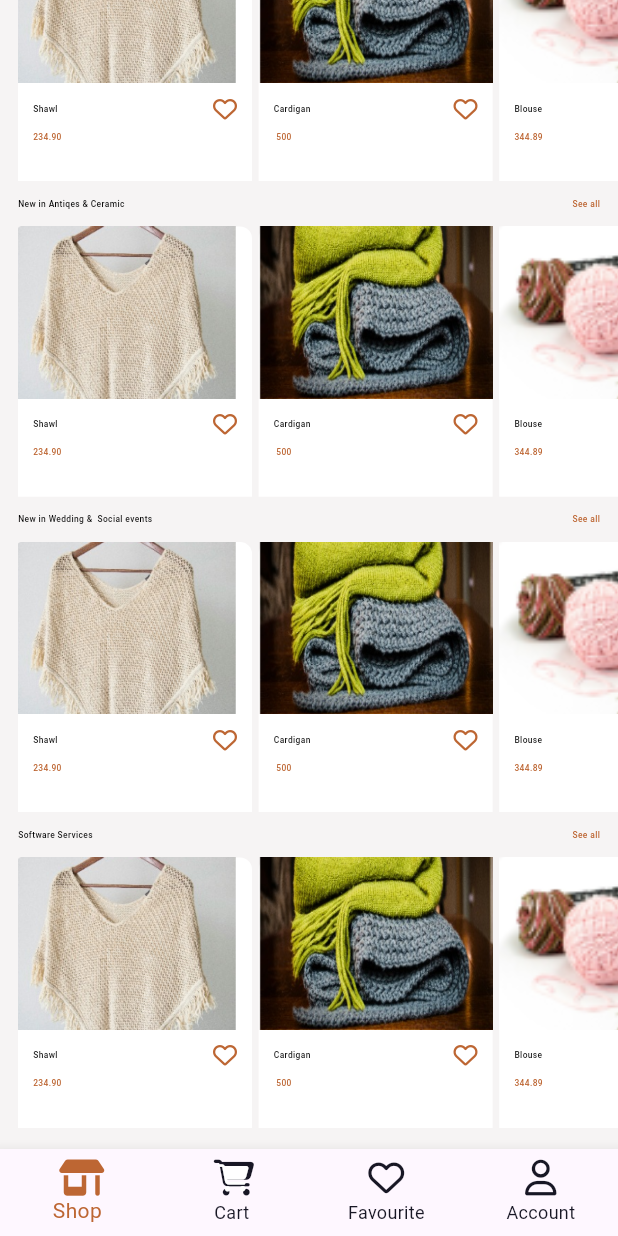
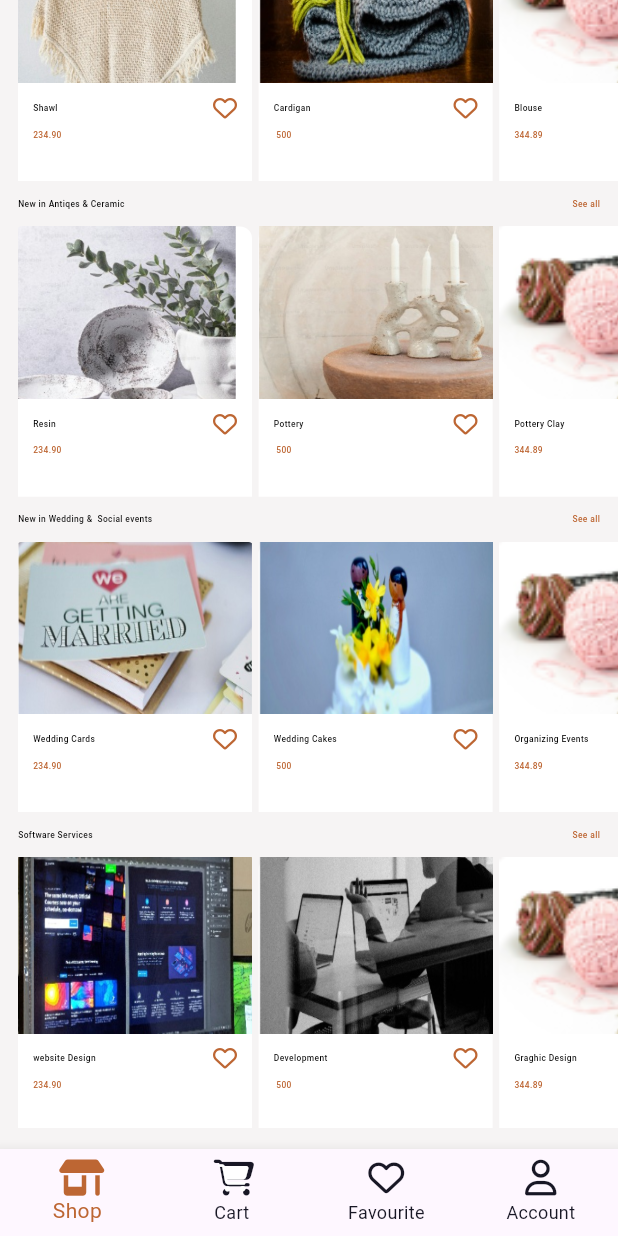
Before and after one commit to dragoncoder11/task, a Flutter app: the screen it shows after launch, scrolled down 867 dp, on a phone screen of 412 x 824 dp. Run offline on Flutter 3.47's test engine with Material 3 defaults, Android fonts, the phone set to English and light mode, and no system bars; our stand-ins replace flutter_screenutil, font_awesome_flutter.

Commit message:
make group of this list view and make time row

```diff
--- /dev/null
+++ b/task/lib/features/home/ui/widgets/custom_grouped_list_view.dart
@@ -0,0 +1,45 @@
+import 'package:flutter/material.dart';
+import 'package:flutter_screenutil/flutter_screenutil.dart';
+import 'package:task/core/helper/spacing.dart';
+
+import 'custom_see_all_row.dart';
+import 'fifth_item_list_view.dart';
+import 'fourth_item_list_view.dart';
+import 'second_item_list_view.dart';
+import 'six_item_list_view.dart';
+import 'third_item_list_view.dart';
+
+class CustomGroupedListView extends StatelessWidget {
+  const CustomGroupedListView({super.key});
+
+  @override
+  Widget build(BuildContext context) {
+    return Column(
+      children: [
+        verticalSpace(50.h),
+                    const CustomSeeAllRow(title: 'New in Bags & watches'),
+                    verticalSpace(50.h),
+                    SecondItemListView(),
+                    verticalSpace(50.h),
+                    const CustomSeeAllRow(
+                      title: 'New in Crochet Clothes',
+                    ),
+                    verticalSpace(50.h),
+                    ThirdItemListView(),
+                    verticalSpace(50.h),
+                    const CustomSeeAllRow(title: 'New in Antiqes & Ceramic'),
+                    verticalSpace(50.h),
+                    FourthItemListView(),
+                    verticalSpace(50.h),
+                    const CustomSeeAllRow(
+                        title: 'New in Wedding &  Social events '),
+                    verticalSpace(50.h),
+                    FifthItemListView(),
+                    verticalSpace(50.h),
+                    const CustomSeeAllRow(title: 'Software Services'),
+                    verticalSpace(50.h),
+                    SixItemListView(),
+      ],
+    );
+  }
+}
--- a/task/lib/features/home/ui/widgets/custom_horizental_item.dart
+++ b/task/lib/features/home/ui/widgets/custom_horizental_item.dart
@@ -34,7 +34,7 @@ final double imageHeight;
             width: double.infinity,
             fit: BoxFit.cover,
           ),
-          verticalSpace(40.h),
+          verticalSpace(38.h),
           Padding(
             padding: const EdgeInsets.symmetric(horizontal: 10),
             child: Column(
@@ -54,7 +54,7 @@ final double imageHeight;
                     )
                   ],
                 ),
-                verticalSpace(30.h),
+                verticalSpace(26.h),
                  Text(
                   price,
                   style: Styles.font12LightBrownkWeight500,
--- a/task/lib/features/home/ui/widgets/fifth_item_list_view.dart
+++ b/task/lib/features/home/ui/widgets/fifth_item_list_view.dart
@@ -7,15 +7,15 @@ class FifthItemListView extends StatelessWidget {
   FifthItemListView({super.key});
   final List<ItemModel> itemList = [
     ItemModel(
-        title: 'Shawl',
+        title: 'Wedding Cards',
         price: '234.90',
-        image: 'assets/Rectangle 3.png'),
+        image: 'assets/Rectangle 8.png'),
     ItemModel(
-        title: 'Cardigan',
+        title: 'Wedding Cakes',
         price: ' 500',
-        image: 'assets/Rectangle 4.png'),
+        image: 'assets/Rectangle 9.png'),
     ItemModel(
-        title: 'Blouse ',
+        title: 'Organizing Events ',
         price: '344.89',
         image: 'assets/pic2.png'),
     ItemModel(
@@ -38,7 +38,7 @@ class FifthItemListView extends StatelessWidget {
                 image: itemList[index].image,
                 title: itemList[index].title,
                 price: itemList[index].price,
-                containerHeight: 384.h,
+                containerHeight: 390.h,
                 containerWidth: 142.w,
                 imageHeight: 245.h,
               ),
--- a/task/lib/features/home/ui/widgets/fourth_item_list_view.dart
+++ b/task/lib/features/home/ui/widgets/fourth_item_list_view.dart
@@ -7,15 +7,15 @@ class FourthItemListView extends StatelessWidget {
   FourthItemListView({super.key});
   final List<ItemModel> itemList = [
     ItemModel(
-        title: 'Shawl',
+        title: 'Resin',
         price: '234.90',
-        image: 'assets/Rectangle 3.png'),
+        image: 'assets/Rectangle 6.png'),
     ItemModel(
-        title: 'Cardigan',
+        title: 'Pottery',
         price: ' 500',
-        image: 'assets/Rectangle 4.png'),
+        image: 'assets/Rectangle 7.png'),
     ItemModel(
-        title: 'Blouse ',
+        title: 'Pottery Clay ',
         price: '344.89',
         image: 'assets/pic2.png'),
     ItemModel(
@@ -38,7 +38,7 @@ class FourthItemListView extends StatelessWidget {
                 image: itemList[index].image,
                 title: itemList[index].title,
                 price: itemList[index].price,
-                containerHeight: 384.h,
+                containerHeight: 390.h,
                 containerWidth: 142.w,
                 imageHeight: 245.h,
               ),
--- a/task/lib/features/home/ui/widgets/shop_screen_body.dart
+++ b/task/lib/features/home/ui/widgets/shop_screen_body.dart
@@ -3,19 +3,13 @@ import 'package:flutter/material.dart';
 import 'package:flutter/widgets.dart';
 import 'package:flutter_screenutil/flutter_screenutil.dart';
 import 'package:task/core/helper/spacing.dart';
-import 'package:task/core/theming/colors.dart';
 import 'package:task/core/theming/styles.dart';
-import 'package:task/features/home/ui/widgets/custom_see_all_row.dart';
-import 'package:task/features/home/ui/widgets/custom_time_card.dart';
-import 'package:task/features/home/ui/widgets/fifth_item_list_view.dart';
+import 'package:task/features/home/ui/widgets/custom_grouped_list_view.dart';
 import 'package:task/features/home/ui/widgets/first_item_list_view.dart';
-import 'package:task/features/home/ui/widgets/fourth_item_list_view.dart';
-import 'package:task/features/home/ui/widgets/second_item_list_view.dart';
-import 'package:task/features/home/ui/widgets/six_item_list_view.dart';
-import 'package:task/features/home/ui/widgets/third_item_list_view.dart';
 import 'package:task/features/home/ui/widgets/upcoming_first_item.dart';
 import 'package:task/features/home/ui/widgets/upcoming_second_item.dart';
 import 'custom_search_row.dart';
+import 'time_row.dart';
 
 class ShopScreenBody extends StatelessWidget {
   const ShopScreenBody({super.key});
@@ -38,34 +32,7 @@ class ShopScreenBody extends StatelessWidget {
               verticalSpace(40.h),
               Padding(
                 padding: EdgeInsets.only(left: 16.w, right: 18.w),
-                child: Row(
-                  mainAxisAlignment: MainAxisAlignment.spaceBetween,
-                  children: [
-                    Row(
-                      children: [
-                        Text(
-                          'Discount ends in',
-                          style: Styles.font12BlackWeight500,
-                        ),
-                        const CustomTimeCard(time: '22'),
-                        const Text(":",
-                            style: TextStyle(
-                                color: lightBrown,
-                                fontWeight: FontWeight.bold)),
-                        const CustomTimeCard(time: '22'),
-                        const Text(":",
-                            style: TextStyle(
-                                color: lightBrown,
-                                fontWeight: FontWeight.bold)),
-                        const CustomTimeCard(time: '22'),
-                      ],
-                    ),
-                    Text(
-                      'See all',
-                      style: Styles.font12LightBrownkWeight500,
-                    )
-                  ],
-                ),
+                child: const TimeRow(),
               ),
               verticalSpace(40.h),
               FirstItemListView(),
@@ -106,29 +73,7 @@ class ShopScreenBody extends StatelessWidget {
                         ],
                       ),
                     ),
-                    verticalSpace(50.h),
-                    const CustomSeeAllRow(title: 'New in Bags & watches'),
-                    verticalSpace(50.h),
-                    SecondItemListView(),
-                    verticalSpace(50.h),
-                    const CustomSeeAllRow(
-                      title: 'New in Crochet Clothes',
-                    ),
-                    verticalSpace(50.h),
-                    ThirdItemListView(),
-                    verticalSpace(50.h),
-                    const CustomSeeAllRow(title: 'New in Antiqes & Ceramic'),
-                    verticalSpace(50.h),
-                    FourthItemListView(),
-                    verticalSpace(50.h),
-                    const CustomSeeAllRow(
-                        title: 'New in Wedding &  Social events '),
-                    verticalSpace(50.h),
-                    FifthItemListView(),
-                    verticalSpace(50.h),
-                    const CustomSeeAllRow(title: 'Software Services'),
-                    verticalSpace(50.h),
-                    SixItemListView(),
+                    const CustomGroupedListView()
                   ],
                 ),
               ),
--- a/task/lib/features/home/ui/widgets/six_item_list_view.dart
+++ b/task/lib/features/home/ui/widgets/six_item_list_view.dart
@@ -7,15 +7,15 @@ class SixItemListView extends StatelessWidget {
   SixItemListView({super.key});
   final List<ItemModel> itemList = [
     ItemModel(
-        title: 'Shawl',
+        title: 'website Design',
         price: '234.90',
-        image: 'assets/Rectangle 3.png'),
+        image: 'assets/Rectangle 10.png'),
     ItemModel(
-        title: 'Cardigan',
+        title: 'Development',
         price: ' 500',
-        image: 'assets/Rectangle 4.png'),
+        image: 'assets/Rectangle 11.png'),
     ItemModel(
-        title: 'Blouse ',
+        title: 'Graghic Design ',
         price: '344.89',
         image: 'assets/pic2.png'),
     ItemModel(
@@ -40,7 +40,7 @@ class SixItemListView extends StatelessWidget {
                 price: itemList[index].price,
                 containerHeight: 384.h,
                 containerWidth: 142.w,
-                imageHeight: 245.h,
+                imageHeight: 250.h,
               ),
             );
           }),
--- /dev/null
+++ b/task/lib/features/home/ui/widgets/time_row.dart
@@ -0,0 +1,44 @@
+
+import 'package:flutter/material.dart';
+import 'package:task/core/theming/colors.dart';
+import 'package:task/core/theming/styles.dart';
+
+import 'custom_time_card.dart';
+
+class TimeRow extends StatelessWidget {
+  const TimeRow({
+    super.key,
+  });
+
+  @override
+  Widget build(BuildContext context) {
+    return Row(
+      mainAxisAlignment: MainAxisAlignment.spaceBetween,
+      children: [
+        Row(
+          children: [
+            Text(
+              'Discount ends in',
+              style: Styles.font12BlackWeight500,
+            ),
+            const CustomTimeCard(time: '22'),
+            const Text(":",
+                style: TextStyle(
+                    color: lightBrown,
+                    fontWeight: FontWeight.bold)),
+            const CustomTimeCard(time: '22'),
+            const Text(":",
+                style: TextStyle(
+                    color: lightBrown,
+                    fontWeight: FontWeight.bold)),
+            const CustomTimeCard(time: '22'),
+          ],
+        ),
+        Text(
+          'See all',
+          style: Styles.font12LightBrownkWeight500,
+        )
+      ],
+    );
+  }
+}
```
Also changed, not shown: task/assets/Rectangle 10.png (added), task/assets/Rectangle 11.png (added), task/assets/Rectangle 6.png (added), task/assets/Rectangle 7.png (added), task/assets/Rectangle 8.png (added), task/assets/Rectangle 9.png (added).
